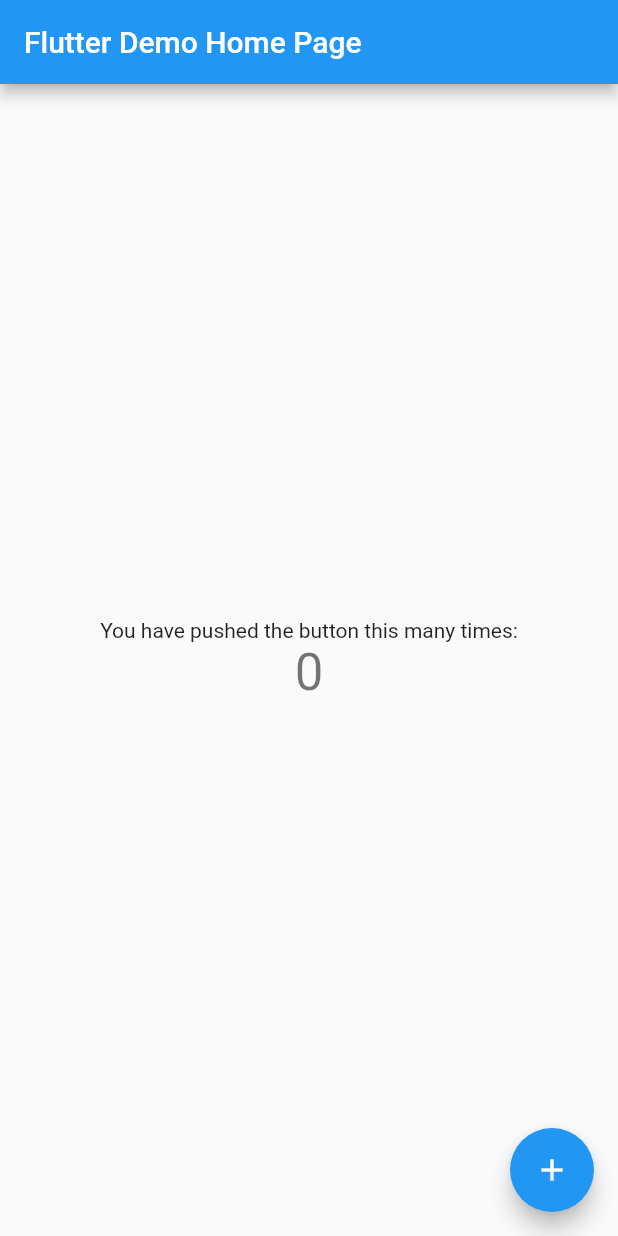
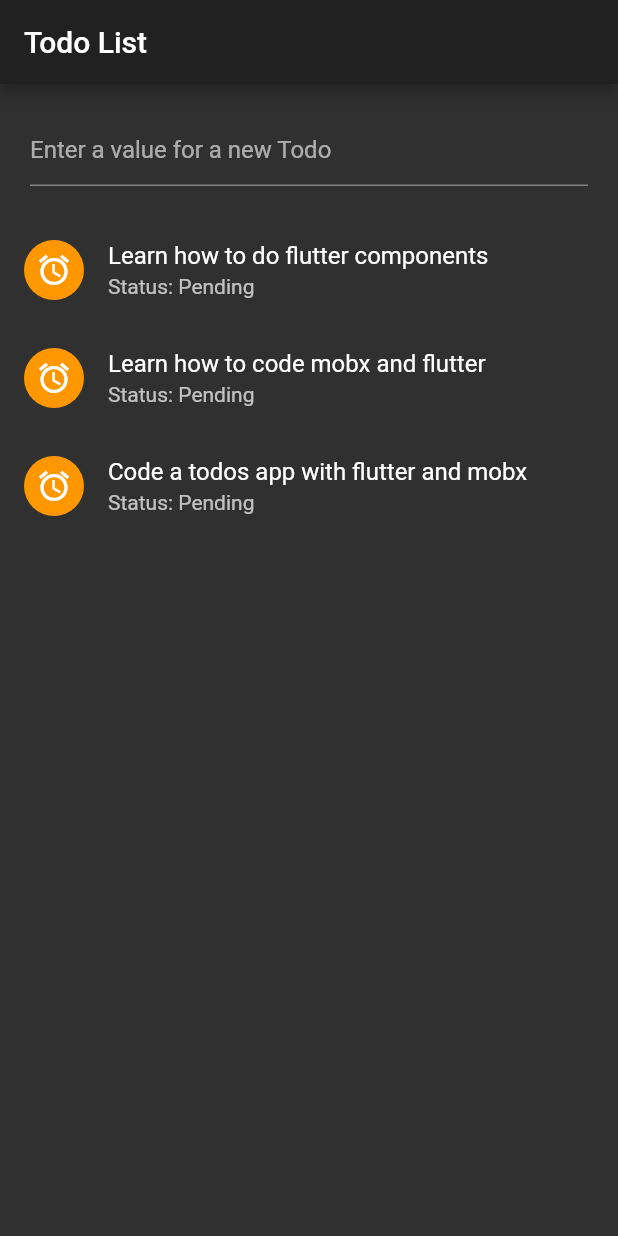
Before and after one commit to LFSCamargo/todoist, a Flutter app: the screen it shows after launch, on a phone screen of 412 x 824 dp. Run offline on Flutter 3.47's test engine with Material 2 defaults, Android fonts, the phone set to English and light mode, and no system bars; drawn by our look-alikes of flutter_slidable; our stand-ins replace flutter_mobx, mobx; generated files the repository leaves out were written again; Roboto replaces fonts that are missing (Montserrat).

Commit message:
✨ Adds the code for the project

```diff
--- a/lib/main.dart
+++ b/lib/main.dart
@@ -1,111 +1,25 @@
 import 'package:flutter/material.dart';
+import './navigation.dart';
 
 void main() => runApp(MyApp());
 
 class MyApp extends StatelessWidget {
-  // This widget is the root of your application.
+  final String _appName = 'Star Wars';
+
   @override
   Widget build(BuildContext context) {
+    var initialRoute = 'home';
     return MaterialApp(
-      title: 'Flutter Demo',
+      title: _appName,
       theme: ThemeData(
-        // This is the theme of your application.
-        //
-        // Try running your application with "flutter run". You'll see the
-        // application has a blue toolbar. Then, without quitting the app, try
-        // changing the primarySwatch below to Colors.green and then invoke
-        // "hot reload" (press "r" in the console where you ran "flutter run",
-        // or simply save your changes to "hot reload" in a Flutter IDE).
-        // Notice that the counter didn't reset back to zero; the application
-        // is not restarted.
-        primarySwatch: Colors.blue,
+        brightness: Brightness.dark,
+        fontFamily: 'Montserrat',
       ),
-      home: MyHomePage(title: 'Flutter Demo Home Page'),
+      darkTheme: ThemeData(
+        brightness: Brightness.dark,
+      ),
+      initialRoute: '/$initialRoute',
+      onGenerateRoute: Navigation.routes,
     );
   }
 }
-
-class MyHomePage extends StatefulWidget {
-  MyHomePage({Key key, this.title}) : super(key: key);
-
-  // This widget is the home page of your application. It is stateful, meaning
-  // that it has a State object (defined below) that contains fields that affect
-  // how it looks.
-
-  // This class is the configuration for the state. It holds the values (in this
-  // case the title) provided by the parent (in this case the App widget) and
-  // used by the build method of the State. Fields in a Widget subclass are
-  // always marked "final".
-
-  final String title;
-
-  @override
-  _MyHomePageState createState() => _MyHomePageState();
-}
-
-class _MyHomePageState extends State<MyHomePage> {
-  int _counter = 0;
-
-  void _incrementCounter() {
-    setState(() {
-      // This call to setState tells the Flutter framework that something has
-      // changed in this State, which causes it to rerun the build method below
-      // so that the display can reflect the updated values. If we changed
-      // _counter without calling setState(), then the build method would not be
-      // called again, and so nothing would appear to happen.
-      _counter++;
-    });
-  }
-
-  @override
-  Widget build(BuildContext context) {
-    // This method is rerun every time setState is called, for instance as done
-    // by the _incrementCounter method above.
-    //
-    // The Flutter framework has been optimized to make rerunning build methods
-    // fast, so that you can just rebuild anything that needs updating rather
-    // than having to individually change instances of widgets.
-    return Scaffold(
-      appBar: AppBar(
-        // Here we take the value from the MyHomePage object that was created by
-        // the App.build method, and use it to set our appbar title.
-        title: Text(widget.title),
-      ),
-      body: Center(
-        // Center is a layout widget. It takes a single child and positions it
-        // in the middle of the parent.
-        child: Column(
-          // Column is also a layout widget. It takes a list of children and
-          // arranges them vertically. By default, it sizes itself to fit its
-          // children horizontally, and tries to be as tall as its parent.
-          //
-          // Invoke "debug painting" (press "p" in the console, choose the
-          // "Toggle Debug Paint" action from the Flutter Inspector in Android
-          // Studio, or the "Toggle Debug Paint" command in Visual Studio Code)
-          // to see the wireframe for each widget.
-          //
-          // Column has various properties to control how it sizes itself and
-          // how it positions its children. Here we use mainAxisAlignment to
-          // center the children vertically; the main axis here is the vertical
-          // axis because Columns are vertical (the cross axis would be
-          // horizontal).
-          mainAxisAlignment: MainAxisAlignment.center,
-          children: <Widget>[
-            Text(
-              'You have pushed the button this many times:',
-            ),
-            Text(
-              '$_counter',
-              style: Theme.of(context).textTheme.display1,
-            ),
-          ],
-        ),
-      ),
-      floatingActionButton: FloatingActionButton(
-        onPressed: _incrementCounter,
-        tooltip: 'Increment',
-        child: Icon(Icons.add),
-      ), // This trailing comma makes auto-formatting nicer for build methods.
-    );
-  }
-}
--- /dev/null
+++ b/lib/navigation.dart
@@ -0,0 +1,12 @@
+import 'package:flutter/material.dart';
+import 'scenes/todos.dart';
+
+class Navigation {
+  static Route<dynamic> routes(RouteSettings settings) {
+    switch (settings.name) {
+      case '/home':
+        return MaterialPageRoute(builder: (_) => TodoList());
+      default:
+    }
+  }
+}
--- /dev/null
+++ b/lib/scenes/todos.dart
@@ -0,0 +1,90 @@
+import 'package:todos/stores/todos/todo.dart';
+import 'package:flutter/material.dart';
+import 'package:flutter_mobx/flutter_mobx.dart';
+import 'package:flutter_slidable/flutter_slidable.dart';
+
+class TodoList extends StatefulWidget {
+  @override
+  _TodoListState createState() => _TodoListState();
+}
+
+class _TodoListState extends State<TodoList> {
+  final Todo todoStore = Todo();
+
+  final TextEditingController controller = TextEditingController();
+
+  void removeItemFromList(String name) => todoStore.deleteTodo(name);
+
+  @override
+  Widget build(BuildContext context) {
+    return new Scaffold(
+        appBar: AppBar(
+          title: Text('Todo List'),
+        ),
+        body: Container(
+          child: Observer(
+              builder: (_) => Column(
+                    children: <Widget>[
+                      Padding(
+                          child: TextField(
+                              controller: controller,
+                              decoration: InputDecoration(
+                                  hintText: "Enter a value for a new Todo"),
+                              onSubmitted: (text) {
+                                this.todoStore.addTodo(text);
+                                controller.text = "";
+                              }),
+                          padding: EdgeInsets.all(20.0)),
+                      Expanded(
+                        child: ListView.builder(
+                          itemCount: todoStore.todos.length,
+                          itemBuilder: (context, int index) {
+                            final todo = todoStore.todos[index];
+                            return Slidable(
+                              actionPane: SlidableDrawerActionPane(),
+                              actionExtentRatio: 0.25,
+                              child: Container(
+                                child: ListTile(
+                                  leading: CircleAvatar(
+                                    backgroundColor: todo.done
+                                        ? Colors.green
+                                        : Colors.orange,
+                                    child: Icon(
+                                        todo.done ? Icons.check : Icons.alarm,
+                                        color: Colors.white),
+                                    foregroundColor: Colors.white,
+                                  ),
+                                  title: Text('${todo.name}'),
+                                  subtitle: Text(
+                                      'Status: ${todo.done ? 'Done' : 'Pending'}'),
+                                ),
+                              ),
+                              actions: <Widget>[
+                                IconSlideAction(
+                                  caption: '${!todo.done ? 'Done' : 'Pending'}',
+                                  color:
+                                      !todo.done ? Colors.green : Colors.orange,
+                                  icon: !todo.done ? Icons.check : Icons.alarm,
+                                  onTap: () => this
+                                      .todoStore
+                                      .updateTodoStatus(todo.name, !todo.done),
+                                ),
+                              ],
+                              secondaryActions: <Widget>[
+                                IconSlideAction(
+                                  caption: 'Delete',
+                                  color: Colors.red,
+                                  icon: Icons.delete,
+                                  onTap: () =>
+                                      this.removeItemFromList(todo.name),
+                                ),
+                              ],
+                            );
+                          },
+                        ),
+                      )
+                    ],
+                  )),
+        ));
+  }
+}
--- /dev/null
+++ b/lib/stores/todos/todo.dart
@@ -0,0 +1,59 @@
+import 'package:mobx/mobx.dart';
+
+part 'todo.g.dart';
+
+class Todo = _Todo with _$Todo;
+
+class TodoType {
+  String name;
+  bool done;
+
+  TodoType({
+    this.name,
+    this.done,
+  });
+}
+
+abstract class _Todo with Store {
+  @observable
+  ObservableList<TodoType> todos = [
+    TodoType(
+      name: 'Learn how to do flutter components',
+      done: false,
+    ),
+    TodoType(
+      name: 'Learn how to code mobx and flutter',
+      done: false,
+    ),
+    TodoType(
+      name: 'Code a todos app with flutter and mobx',
+      done: false,
+    ),
+  ].asObservable();
+
+  @action
+  void addTodo(String name) {
+    todos = [
+      ...todos,
+      new TodoType(
+        name: name,
+        done: false,
+      )
+    ].asObservable();
+  }
+
+  @action
+  void deleteTodo(String name) {
+    todos.removeWhere((item) => item.name == name);
+  }
+
+  @action
+  void updateTodoStatus(String name, bool done) {
+    todos = todos
+        .map((todo) => todo.name == name
+            ? TodoType(done: done, name: todo.name)
+            : TodoType(done: todo.done, name: todo.name))
+        .toList()
+        .asObservable();
+  }
+}
```
Also changed, not shown: pubspec.yaml (+11 -9 lines), lib/stores/todos/todo.g.dart (added), pubspec.lock, 2 other files.
